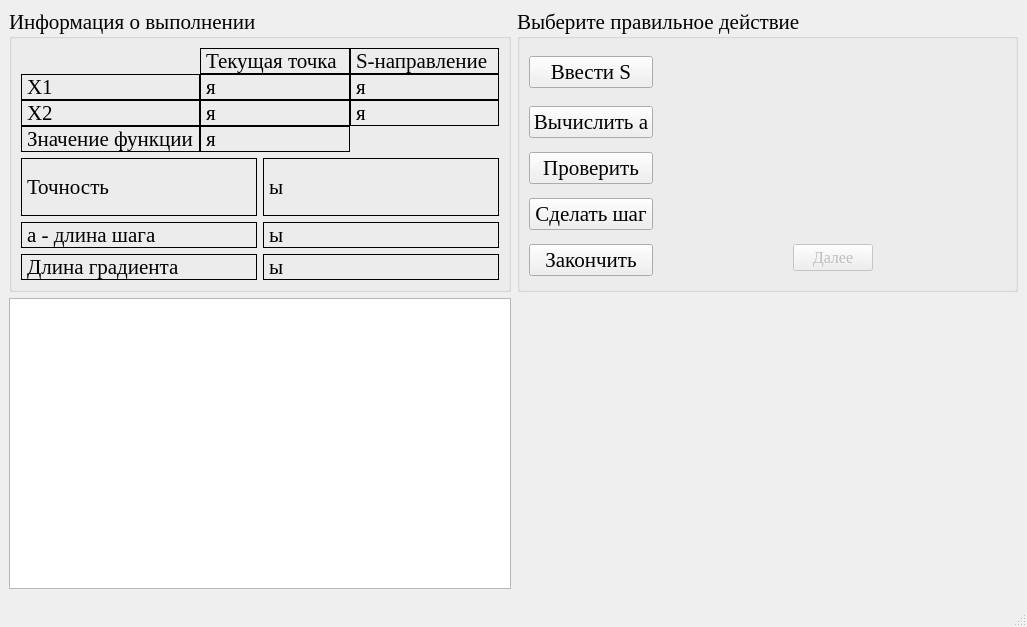
Above: optimizationmethods/ui/FasterDescent.ui from Eliminationzx/optimizationmethods before the change. Below: the same form after it.
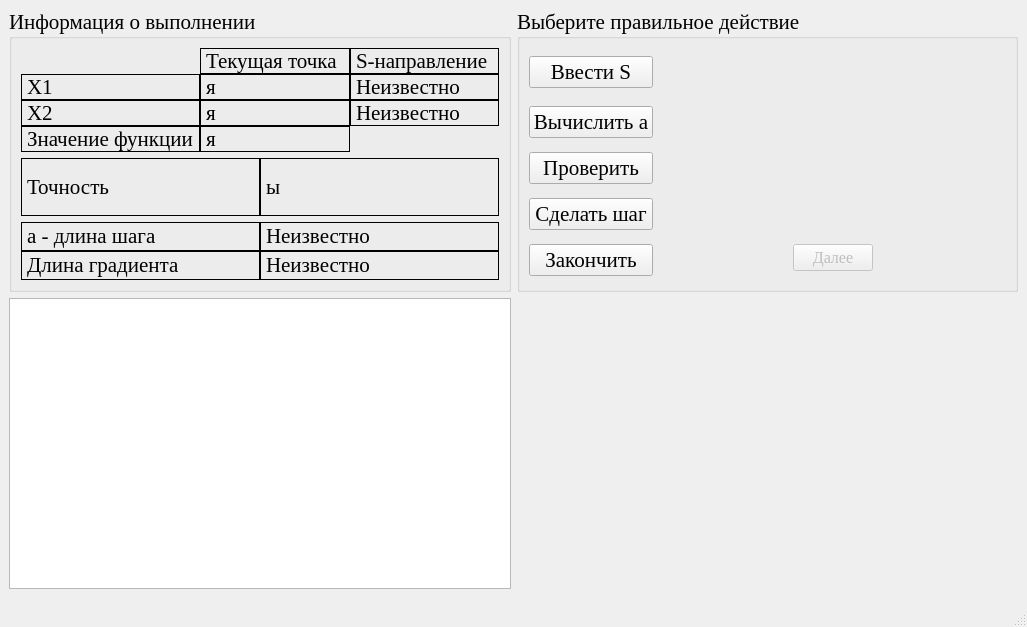
That is the form after the change. Icons and pictures are not drawn.

Commit message: добавил форму HuGi (.ui , .cpp , .h) поправил пердыдущие.

The edit to the form file:
```diff
--- a/optimizationmethods/ui/FasterDescent.ui
+++ b/optimizationmethods/ui/FasterDescent.ui
@@ -95,7 +95,7 @@
               <enum>QFrame::Box</enum>
              </property>
              <property name="text">
-              <string>я</string>
+              <string>Неизвестно</string>
              </property>
              <property name="textInteractionFlags">
               <set>Qt::LinksAccessibleByMouse|Qt::TextSelectableByMouse</set>
@@ -134,7 +134,7 @@
               <enum>QFrame::Box</enum>
              </property>
              <property name="text">
-              <string>я</string>
+              <string>Неизвестно</string>
              </property>
              <property name="textInteractionFlags">
               <set>Qt::LinksAccessibleByMouse|Qt::TextSelectableByMouse</set>
@@ -171,6 +171,9 @@
          </item>
          <item>
           <layout class="QHBoxLayout" name="horizontalLayout">
+           <property name="spacing">
+            <number>0</number>
+           </property>
            <item>
             <widget class="QLabel" name="label">
              <property name="frameShape">
@@ -201,6 +204,9 @@
          </item>
          <item>
           <layout class="QGridLayout" name="gridLayout_2">
+           <property name="spacing">
+            <number>0</number>
+           </property>
            <item row="0" column="0">
             <widget class="QLabel" name="label_3">
              <property name="frameShape">
@@ -220,7 +226,7 @@
               <enum>QFrame::Box</enum>
              </property>
              <property name="text">
-              <string>ы</string>
+              <string>Неизвестно</string>
              </property>
              <property name="textInteractionFlags">
               <set>Qt::LinksAccessibleByMouse|Qt::TextSelectableByMouse</set>
@@ -246,7 +252,7 @@
               <enum>QFrame::Box</enum>
              </property>
              <property name="text">
-              <string>ы</string>
+              <string>Неизвестно</string>
              </property>
              <property name="textInteractionFlags">
               <set>Qt::LinksAccessibleByMouse|Qt::TextSelectableByMouse</set>
```
Left out of the diff: 8 changed lines with no effect on the pictures. The commit also changes 4 other files.
